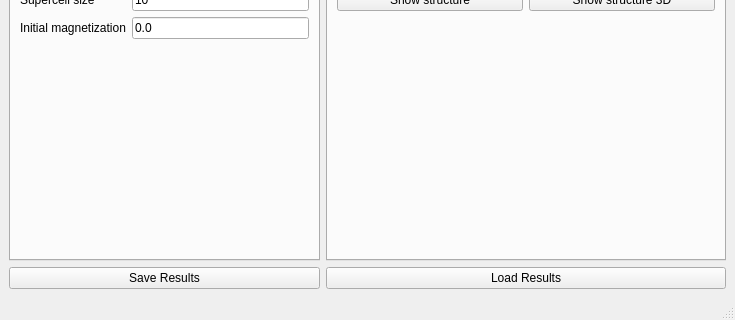
Before: the Qt Designer form interface-pyqt/latticeising/interface.ui in joselado/quantum-lattice, drawn with Qt 5; both pictures show x 0 to 735 and y 294 to 614 of the 735 by 614 pixel window.
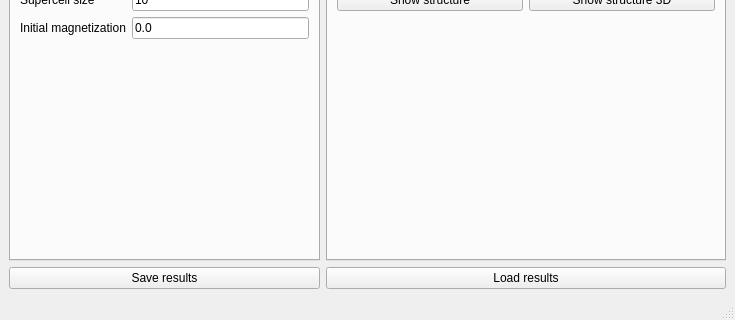
After: the same form once the commit is applied. Custom widgets are drawn as their Qt base class.

The edit to the form file:
```diff
--- a/interface-pyqt/latticeising/interface.ui
+++ b/interface-pyqt/latticeising/interface.ui
@@ -265,14 +265,14 @@
     <item row="1" column="0">
      <widget class="PushButton" name="save_results">
       <property name="text">
-       <string>Save Results</string>
+       <string>Save results</string>
       </property>
      </widget>
     </item>
     <item row="1" column="1">
      <widget class="PushButton" name="load_results">
       <property name="text">
-       <string>Load Results</string>
+       <string>Load results</string>
       </property>
      </widget>
     </item>
```
